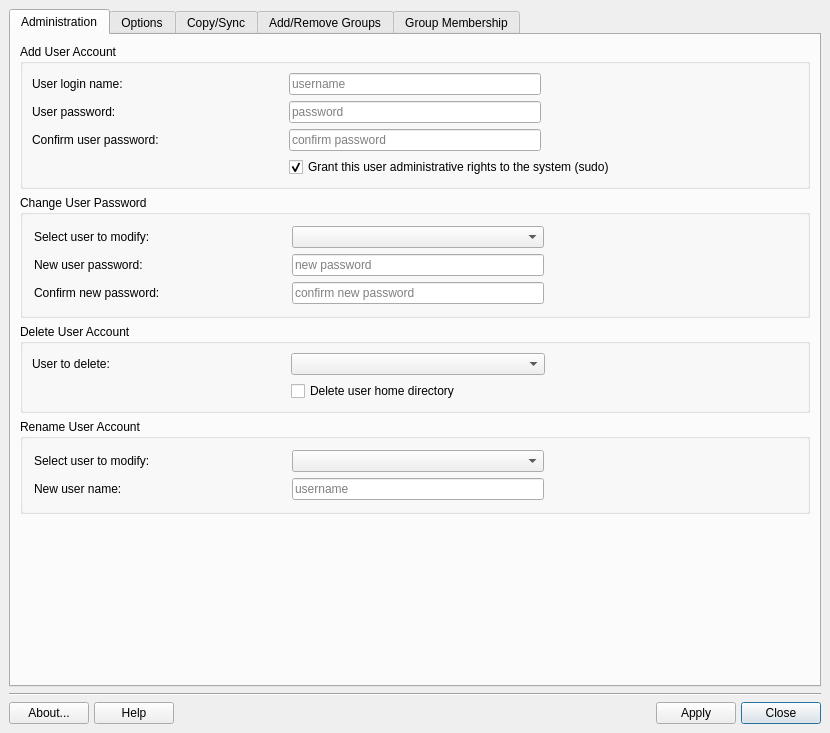
The window that mainwindow.ui (MX-Linux/mx-user) describes before a commit, drawn with Qt 5.
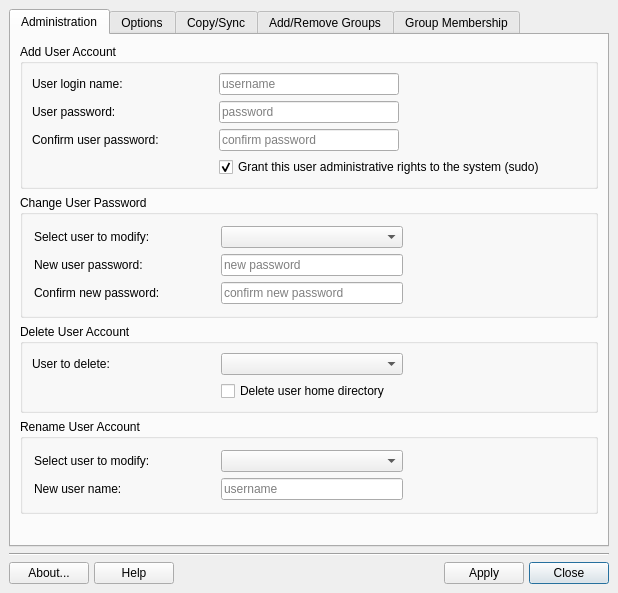
The same window after the commit. Icons and pictures are not drawn.

Commit message:
Lock dialog to a fixed size; relax CMake/debian build constraints
Set sizeConstraint=SetFixedSize on the main dialog so it can no longer
be resized taller, which fixes inconsistent tab layouts: the
Administration tab crammed its group boxes under a huge spacer while
other tabs let a list widget balloon to fill the extra space.

Also widen the CMake version range and fall back gracefully instead of
failing when libzxcvbn isn't found, and drop the forced Ninja generator
from debian/rules so dh_auto_configure can use the default.

```diff
--- a/mainwindow.ui
+++ b/mainwindow.ui
@@ -11,17 +11,11 @@
    </rect>
   </property>
   <property name="sizePolicy">
-   <sizepolicy hsizetype="Fixed" vsizetype="Minimum">
+   <sizepolicy hsizetype="Fixed" vsizetype="Fixed">
     <horstretch>0</horstretch>
     <verstretch>0</verstretch>
    </sizepolicy>
   </property>
-  <property name="minimumSize">
-   <size>
-    <width>0</width>
-    <height>537</height>
-   </size>
-  </property>
   <property name="windowTitle">
    <string>MX User Manager</string>
   </property>
@@ -33,6 +27,9 @@
    <bool>false</bool>
   </property>
   <layout class="QVBoxLayout">
+   <property name="sizeConstraint">
+    <enum>QLayout::SizeConstraint::SetFixedSize</enum>
+   </property>
    <property name="spacing">
     <number>6</number>
    </property>
@@ -480,7 +477,7 @@
          <property name="sizeHint" stdset="0">
           <size>
            <width>20</width>
-           <height>241</height>
+           <height>20</height>
           </size>
          </property>
         </spacer>
```
The commit also changes 2 other files.
